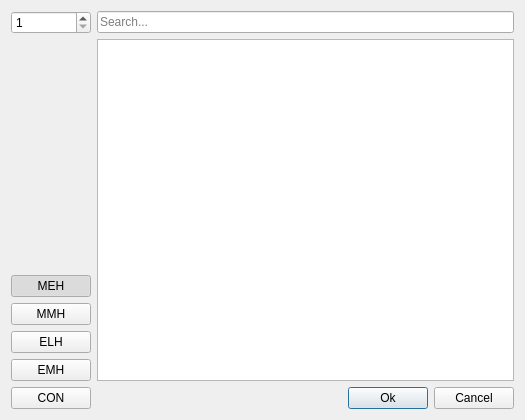
This is UIs/ui_hardware_selector.ui in PippoGot/PRJ_Manager_2020 as Qt 5 draws it before an edit. The edited form follows.
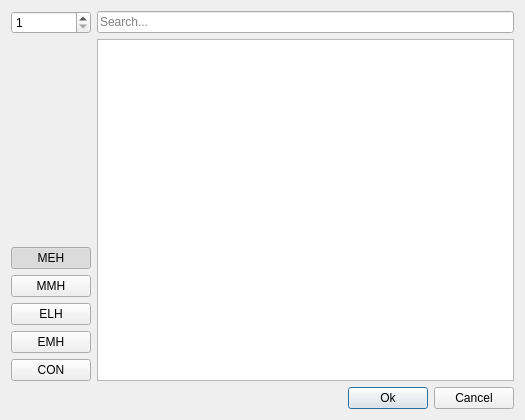
This is the edited form.

Commit message: changed action name: hardware->special component, part-> component

What changed in the file:
```diff
--- a/UIs/ui_hardware_selector.ui
+++ b/UIs/ui_hardware_selector.ui
@@ -16,7 +16,9 @@
   <property name="windowTitle">
    <string>Hardware Selector</string>
   </property>
-  <layout class="QHBoxLayout" name="horizontalLayout_3">
+  <layout class="QVBoxLayout" name="verticalLayout_2">
+   <item>
+    <layout class="QHBoxLayout" name="horizontalLayout">
    <item>
     <layout class="QVBoxLayout" name="verticalLayout">
      <property name="leftMargin">
@@ -113,8 +115,6 @@
     </layout>
    </item>
    <item>
-    <layout class="QHBoxLayout" name="uiEditorContainer">
-     <item>
       <layout class="QVBoxLayout" name="uiViewContainer">
        <item>
         <widget class="QLineEdit" name="uiSearchEntry">
@@ -130,6 +130,10 @@
          </property>
         </widget>
        </item>
+      </layout>
+     </item>
+    </layout>
+   </item>
        <item>
         <layout class="QHBoxLayout" name="uiButtonContainer">
          <item>
@@ -167,10 +171,6 @@
             <string>Esc</string>
            </property>
           </widget>
-         </item>
-        </layout>
-       </item>
-      </layout>
      </item>
     </layout>
    </item>
```
Lines whose indentation alone changed are shown as unchanged. The commit also changes 4 other files.
